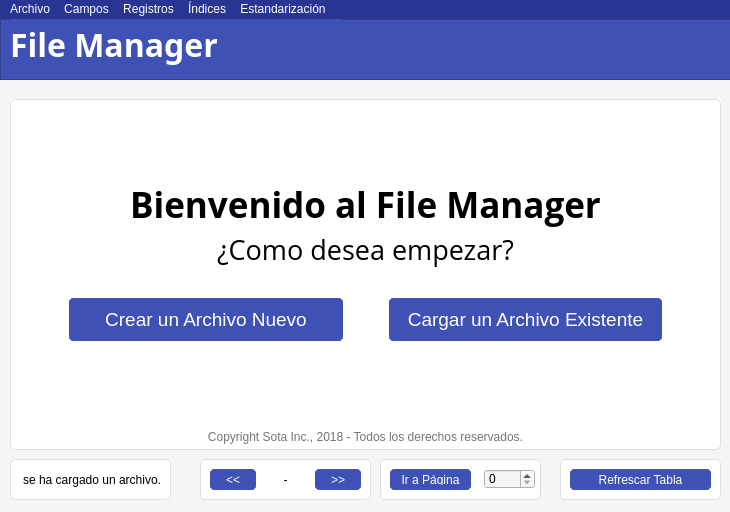
Qt form MainWindow.ui (carlosvelaquez/ProyectoEDII) before a commit.
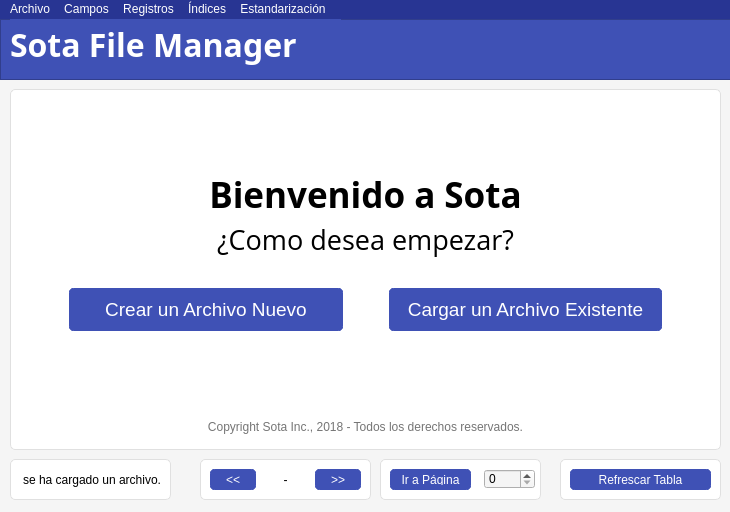
The same form after that commit.

What changed in the file:
```diff
--- a/MainWindow.ui
+++ b/MainWindow.ui
@@ -223,7 +223,7 @@
       </font>
      </property>
      <property name="text">
-      <string>File Manager</string>
+      <string>Sota File Manager</string>
      </property>
     </widget>
    </widget>
@@ -310,9 +310,9 @@
     <property name="geometry">
      <rect>
       <x>10</x>
-      <y>80</y>
+      <y>70</y>
       <width>711</width>
-      <height>351</height>
+      <height>361</height>
      </rect>
     </property>
     <property name="styleSheet">
@@ -353,7 +353,7 @@
       <string notr="true"/>
      </property>
      <property name="text">
-      <string>Bienvenido al File Manager</string>
+      <string>Bienvenido a Sota</string>
      </property>
      <property name="alignment">
       <set>Qt::AlignCenter</set>
```
Left out of the diff: 17 changed lines with no effect on the pictures.
